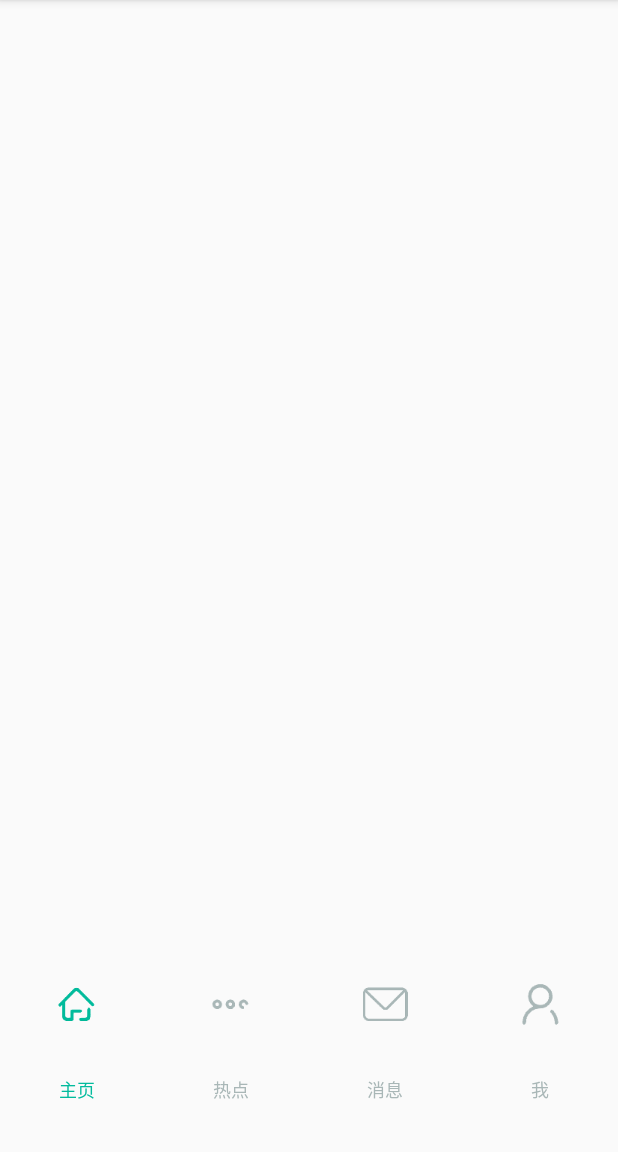
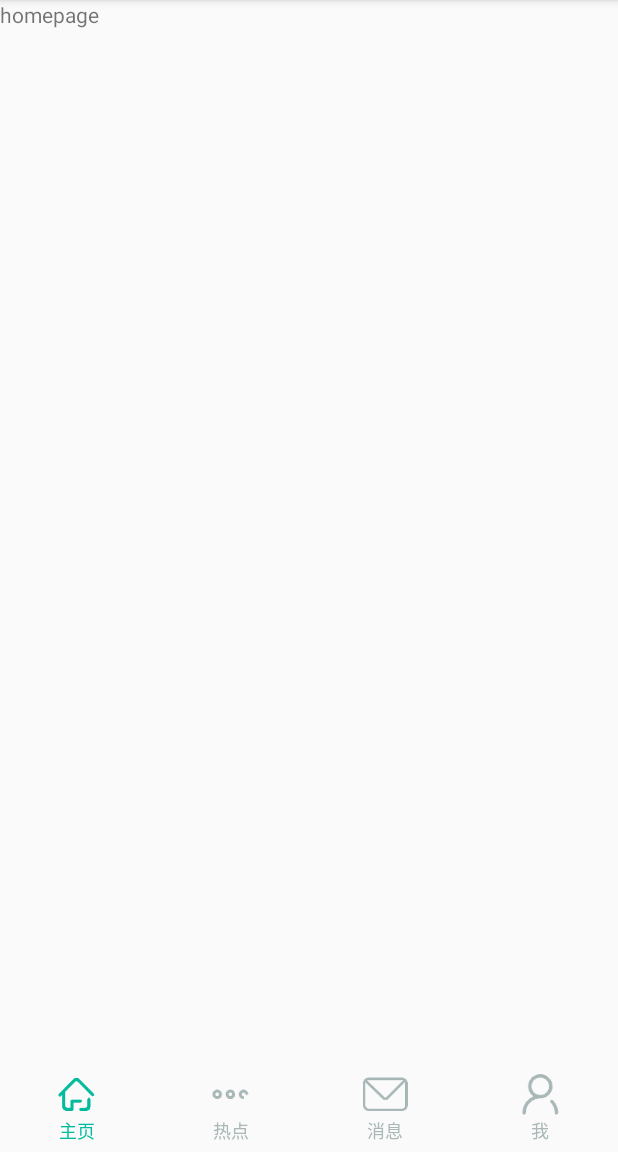
Before and after one commit to SunHigh/GHGank, an Android app: the screen it shows after launch (MainActivity), on a phone screen of 412 x 824 dp, the part 84-1236 px from its top. Run offline under Robolectric (Android 15) with nearby library versions, the phone set to English and light mode, and no system bars.

Commit message:
UnScrolledViewPager

```diff
--- a/app/src/main/java/com/example/sh/ghgank/ui/activitys/MainActivity.java
+++ b/app/src/main/java/com/example/sh/ghgank/ui/activitys/MainActivity.java
@@ -1,24 +1,91 @@
 package com.example.sh.ghgank.ui.activitys;
 
+import android.support.v4.app.Fragment;
+import android.support.v4.app.FragmentPagerAdapter;
 import android.support.v4.view.ViewPager;
 import android.support.v7.app.AppCompatActivity;
 import android.os.Bundle;
+import android.view.View;
 import android.widget.RadioButton;
 import android.widget.RadioGroup;
 
 import com.example.sh.ghgank.R;
+import com.example.sh.ghgank.ui.fragments.HomeFragment;
+import com.example.sh.ghgank.ui.fragments.InfoFragment;
+import com.example.sh.ghgank.ui.fragments.MeFragment;
+import com.example.sh.ghgank.ui.fragments.MessageFragment;
+import com.example.sh.ghgank.utils.UnScrolledViewPager;
 
-public class MainActivity extends AppCompatActivity {
+import java.util.ArrayList;
+import java.util.List;
 
-    private ViewPager mViewPager;
+public class MainActivity extends AppCompatActivity implements View.OnClickListener{
+
+    private UnScrolledViewPager mViewPager;
+    private List<Fragment> mFragment;
     private RadioGroup mRadioGroup;
     private RadioButton rbt_home,
+            rbt_message,
             rbt_me,
             rbt_info;
+    private long exitTime = 0;
+
     @Override
     protected void onCreate(Bundle savedInstanceState) {
         super.onCreate(savedInstanceState);
         setContentView(R.layout.activity_main);
+        initView();
+        initEvent();
+    }
 
+    private void initView() {
+        mViewPager = (UnScrolledViewPager) findViewById(R.id.id_main_viewPager);
+        mFragment = new ArrayList<>();
+        Fragment fragment_home = new HomeFragment();
+        Fragment fragment_info = new InfoFragment();
+        Fragment fragment_message = new MessageFragment();
+        Fragment fragment_me = new MeFragment();
+        mFragment.add(fragment_home);
+        mFragment.add(fragment_info);
+        mFragment.add(fragment_message);
+        mFragment.add(fragment_me);
+
+        rbt_home = (RadioButton) findViewById(R.id.rbtn_home);
+        rbt_info = (RadioButton) findViewById(R.id.rbtn_info);
+        rbt_me = (RadioButton) findViewById(R.id.rbtn_me);
+        rbt_message = (RadioButton) findViewById(R.id.rbtn_message);
+    }
+    private void initEvent() {
+        mViewPager.setAdapter(new FragmentPagerAdapter(getSupportFragmentManager()) {
+            @Override
+            public Fragment getItem(int position) {
+                return mFragment.get(position);
+            }
+
+            @Override
+            public int getCount() {
+                return mFragment.size();
+            }
+        });
+
+        rbt_home.setOnClickListener(this);
+        rbt_info.setOnClickListener(this);
+        rbt_message.setOnClickListener(this);
+        rbt_me.setOnClickListener(this);
+    }
+
+    @Override
+    public void onClick(View v) {
+        switch (v.getId()){
+            case R.id.rbtn_home:mViewPager.setCurrentItem(0);
+                break;
+            case R.id.rbtn_info:mViewPager.setCurrentItem(1);
+                break;
+            case R.id.rbtn_message:mViewPager.setCurrentItem(2);
+                break;
+            case R.id.rbtn_me:mViewPager.setCurrentItem(3);
+                break;
+
+        }
     }
 }
--- /dev/null
+++ b/app/src/main/java/com/example/sh/ghgank/ui/fragments/MessageFragment.java
@@ -0,0 +1,22 @@
+package com.example.sh.ghgank.ui.fragments;
+
+import android.os.Bundle;
+import android.support.annotation.Nullable;
+import android.support.v4.app.Fragment;
+import android.view.LayoutInflater;
+import android.view.View;
+import android.view.ViewGroup;
+
+import com.example.sh.ghgank.R;
+
+/**
+ * Created by sh on 2016/6/6.
+ */
+public class MessageFragment extends Fragment{
+    @Nullable
+    @Override
+    public View onCreateView(LayoutInflater inflater, @Nullable ViewGroup container, @Nullable Bundle savedInstanceState) {
+        View view = inflater.inflate(R.layout.fragment_message, container, false);
+        return view;
+    }
+}
--- /dev/null
+++ b/app/src/main/java/com/example/sh/ghgank/utils/UnScrolledViewPager.java
@@ -0,0 +1,28 @@
+package com.example.sh.ghgank.utils;
+
+import android.content.Context;
+import android.support.v4.view.ViewPager;
+import android.util.AttributeSet;
+import android.view.MotionEvent;
+
+/**
+ * Created by sh on 2016/6/6.
+ */
+public class UnScrolledViewPager extends ViewPager{
+
+    public UnScrolledViewPager(Context context) {
+        super(context);
+    }
+
+    public UnScrolledViewPager(Context context, AttributeSet attrs) {
+        super(context, attrs);
+    }
+
+
+    //    //禁用滑动事件
+
+    @Override
+    public boolean onTouchEvent(MotionEvent ev) {
+        return false;
+    }
+}
--- a/app/src/main/res/layout/activity_main.xml
+++ b/app/src/main/res/layout/activity_main.xml
@@ -5,15 +5,16 @@
     android:layout_height="match_parent"
     tools:context=".ui.activitys.MainActivity">
 
-    <android.support.v4.view.ViewPager
-        android:id="@+id/main_fragment"
+    <com.example.sh.ghgank.utils.UnScrolledViewPager
+        android:id="@+id/id_main_viewPager"
         android:layout_width="match_parent"
-        android:layout_height="match_parent"></android.support.v4.view.ViewPager>
+        android:layout_height="match_parent"></com.example.sh.ghgank.utils.UnScrolledViewPager>
     <RadioGroup
         android:layout_width="match_parent"
-        android:layout_height="175px"
+        android:layout_height="wrap_content"
         android:orientation="horizontal"
-        android:layout_alignBottom="@id/main_fragment"
+        android:paddingBottom="5sp"
+        android:layout_alignBottom="@id/id_main_viewPager"
         >
 
         <RadioButton
```
Also changed, not shown: app/src/main/res/layout/fragment_message.xml (added, +12 -0 lines).
